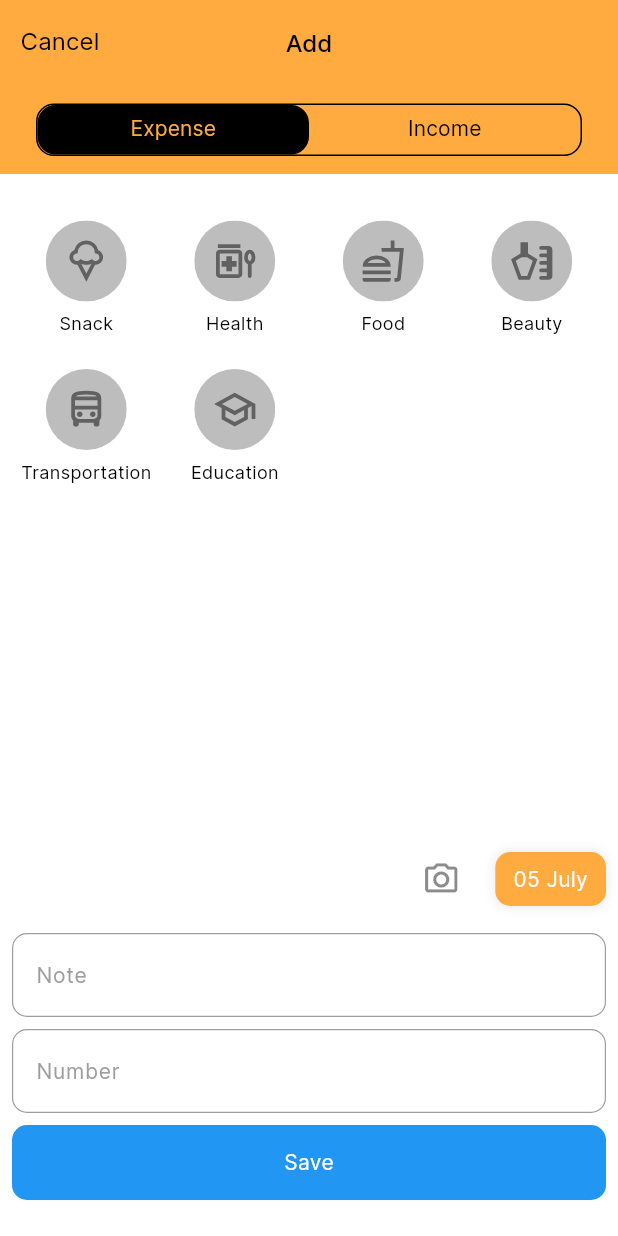
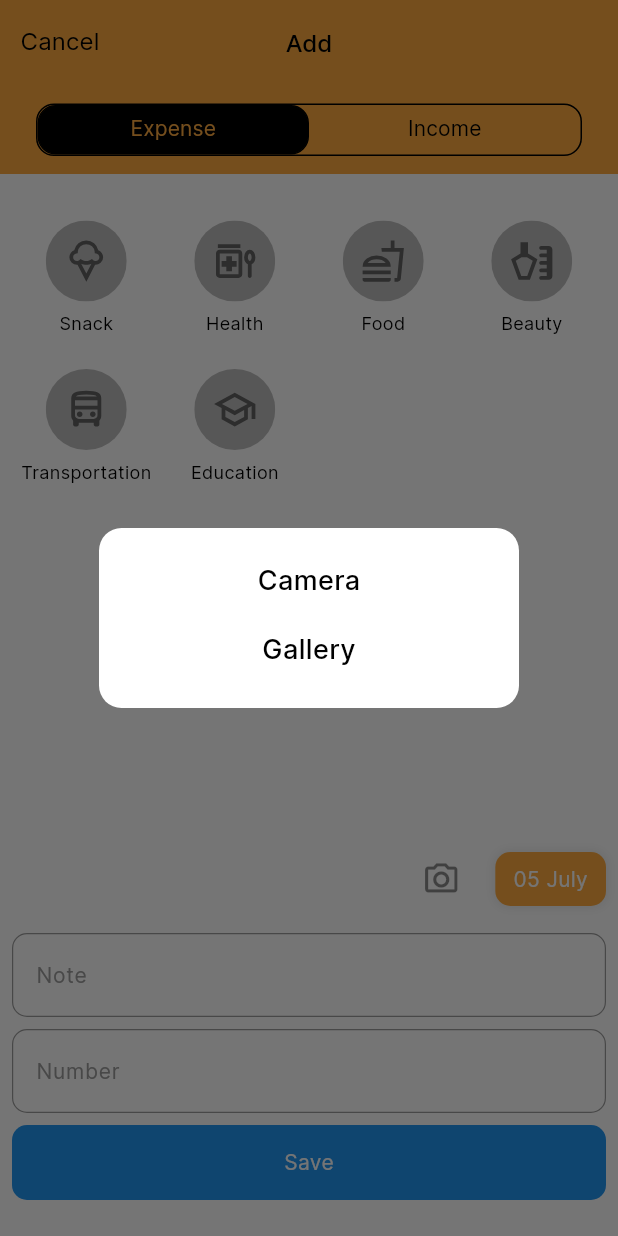
Before and after one commit to Nabijonov-Otabek-19/money_manager_clone, a Flutter app: the AddEditScreen screen opened by its route, after a tap on the "camera alt" icon, on a phone screen of 412 x 824 dp. Run offline on Flutter 3.47's test engine with Material 3 defaults, Android fonts, the light colour scheme and no system bars; our stand-ins replace flutter_bloc, flutter_slidable, flutter_svg, freezed_annotation, get, get_it and 4 more; missing offline and left inert: animated_digit; accounts and stored records are empty.

Commit message:
Added Image Picker

```diff
--- /dev/null
+++ b/lib/core/extensions/image_picker_extension.dart
@@ -0,0 +1,25 @@
+import 'package:image_picker/image_picker.dart';
+
+class ImagePickerService {
+  final ImagePicker _picker = ImagePicker();
+
+  Future<String?> pickImage(bool fromGallery) async {
+    if (fromGallery) {
+      return await _pickImageFromGallery();
+    } else {
+      return await _pickImageFromCamera();
+    }
+  }
+
+  Future<String?> _pickImageFromGallery() async {
+    final XFile? pickedFile =
+        await _picker.pickImage(source: ImageSource.gallery);
+    return pickedFile?.path;
+  }
+
+  Future<String?> _pickImageFromCamera() async {
+    final XFile? pickedFile =
+        await _picker.pickImage(source: ImageSource.camera);
+    return pickedFile?.path;
+  }
+}
--- a/lib/feature/presentation/screens/add_edit/add_edit_screen.dart
+++ b/lib/feature/presentation/screens/add_edit/add_edit_screen.dart
@@ -5,6 +5,7 @@ import 'package:money_manager_clone/core/extensions/my_extensions.dart';
 import 'package:money_manager_clone/feature/presentation/screens/add_edit/cubit/add_edit_cubit.dart';
 import 'package:money_manager_clone/feature/presentation/themes/colors.dart';
 
+import '../../../../core/extensions/image_picker_extension.dart';
 import '../../../../core/utils/constants.dart';
 import '../../../data/models/my_model.dart';
 import '../../themes/fonts.dart';
@@ -29,6 +30,9 @@ class _AddEditScreenState extends State<AddEditScreen>
   String type = "Expense";
   bool isExpense = true;
   DateTime selectedDateTime = DateTime.now();
+  String? photoPath;
+
+  final ImagePickerService _picker = ImagePickerService();
 
   @override
   void initState() {
@@ -205,8 +209,15 @@ class _AddEditScreenState extends State<AddEditScreen>
                       children: [
                         const Spacer(flex: 1),
                         IconButton(
-                          onPressed: () {
+                          onPressed: () async {
                             // pick photo from album or camera
+                            await _openPickImageDialog(
+                              context,
+                              (fromGallery) async {
+                                photoPath =
+                                    await _picker.pickImage(fromGallery);
+                              },
+                            );
                           },
                           icon: Icon(
                             Icons.camera_alt_outlined,
@@ -300,7 +311,7 @@ class _AddEditScreenState extends State<AddEditScreen>
                               type: type,
                               note: note,
                               createdTime: selectedDateTime,
-                              photo: "",
+                              photo: photoPath,
                             ));
                           }
                         } else {
@@ -314,7 +325,7 @@ class _AddEditScreenState extends State<AddEditScreen>
                               type: type,
                               note: note,
                               createdTime: selectedDateTime,
-                              photo: "",
+                              photo: photoPath,
                             ));
                           }
                         }
@@ -350,6 +361,71 @@ class _AddEditScreenState extends State<AddEditScreen>
           );
         },
       ),
+    );
+  }
+
+  Future<void> _openPickImageDialog(
+    BuildContext ctx,
+    Future<void> Function(bool) onClick,
+  ) async {
+    return await showDialog<void>(
+      context: ctx,
+      builder: (context) {
+        return SimpleDialog(
+          insetPadding: const EdgeInsets.all(12),
+          surfaceTintColor: AppColors.transparent,
+          backgroundColor: ctx.isDarkThemeMode
+              ? AppColors.scaffoldBackDark
+              : AppColors.white,
+          shape: RoundedRectangleBorder(
+            borderRadius: BorderRadius.circular(15),
+          ),
+          children: [
+            InkWell(
+              splashColor: AppColors.transparent,
+              highlightColor: AppColors.transparent,
+              onTap: () async {
+                // from camera
+                onClick(false);
+                Navigator.pop(context);
+              },
+              child: Padding(
+                padding: const EdgeInsets.all(10.0),
+                child: Center(
+                  child: Text(
+                    "Camera",
+                    style: pmedium.copyWith(
+                      fontSize: 18,
+                      color: Theme.of(context).canvasColor,
+                    ),
+                  ),
+                ),
+              ),
+            ),
+            InkWell(
+              splashColor: AppColors.transparent,
+              highlightColor: AppColors.transparent,
+              onTap: () async {
+                // from gallery
+                onClick(true);
+                Navigator.pop(context);
+              },
+              child: Padding(
+                padding: const EdgeInsets.all(10.0),
+                child: Center(
+                  child: Text(
+                    "Gallery",
+                    style: pmedium.copyWith(
+                      fontSize: 18,
+                      color: Theme.of(context).canvasColor,
+                    ),
+                  ),
+                ),
+              ),
+            ),
+          ],
+        );
+      },
     );
   }
 
--- a/pubspec.yaml
+++ b/pubspec.yaml
@@ -25,6 +25,7 @@ dependencies:
   flutter_svg: ^2.0.10+1
   flutter_slidable: ^3.1.0
   animated_digit: ^3.2.3
+  image_picker: ^1.1.2
 
 
 dev_dependencies:
```
Also changed, not shown: lib/feature/presentation/screens/detail/detail_screen.dart (+13 -17 lines), pubspec.lock.
